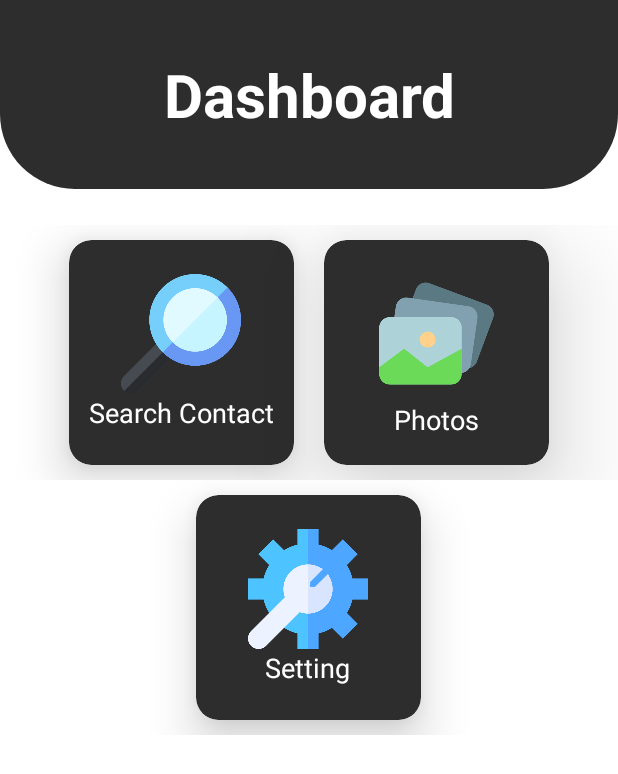
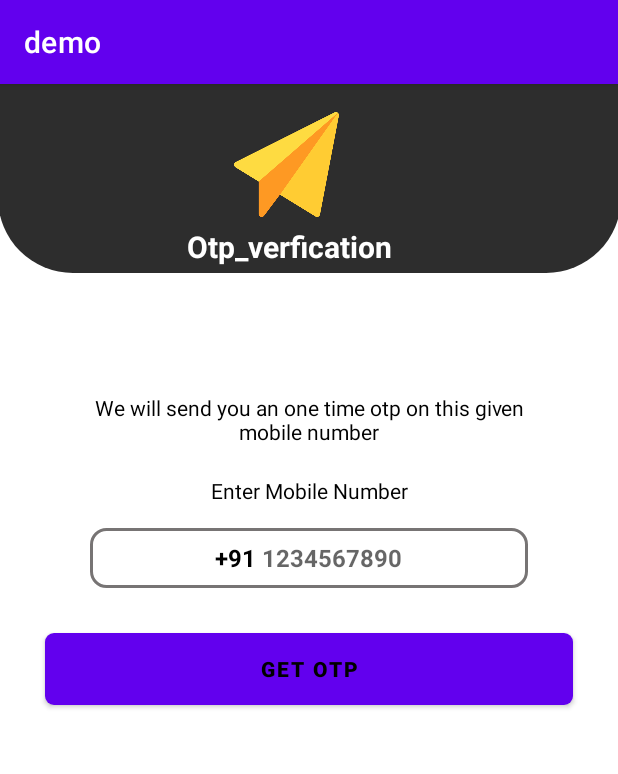
Before and after one commit to kuldeep4775/Baber-Samaj, an Android app: the screen it shows after launch (deshbord before the commit, enternum after it), on a phone screen of 412 x 824 dp. Shown: the top 774 px of the screen. Run offline under Robolectric (Android 15) with nearby library versions, the phone set to English and light mode, and no system bars; our stand-ins replace Firebase (no records; nobody signed in at launch, a user with empty details on screens opened directly).

Commit message:
Samaj App

```diff
--- a/app/build.gradle
+++ b/app/build.gradle
@@ -1,5 +1,6 @@
 plugins {
     id 'com.android.application'
+    id 'com.google.gms.google-services'
 }
 
 android {
@@ -33,6 +34,7 @@ dependencies {
     implementation 'androidx.appcompat:appcompat:1.3.1'
     implementation 'com.google.android.material:material:1.4.0'
     implementation 'androidx.constraintlayout:constraintlayout:2.0.4'
+    implementation 'com.google.firebase:firebase-auth:19.3.2'
     testImplementation 'junit:junit:4.+'
     androidTestImplementation 'androidx.test.ext:junit:1.1.3'
     androidTestImplementation 'androidx.test.espresso:espresso-core:3.4.0'
--- a/app/src/main/java/com/example/demo/MainActivity.java
+++ b/app/src/main/java/com/example/demo/MainActivity.java
@@ -43,21 +43,15 @@ public class MainActivity extends AppCompatActivity {
         img1.startAnimation(zoomi);
         img2.startAnimation(roteat);
 
-
-
-
-
         new Handler().postDelayed(new Runnable()
         {
             @Override
             public void run() {
-                Intent i = new Intent(MainActivity.this, deshbord.class);
+                Intent i = new Intent(MainActivity.this, enternum.class);
                 startActivity(i);
                 finish();
             }
         },SPLASH_TIME);
 
-
-
     }
 }
--- /dev/null
+++ b/app/src/main/java/com/example/demo/enternum.java
@@ -0,0 +1,86 @@
+package com.example.demo;
+
+import androidx.annotation.NonNull;
+import androidx.appcompat.app.AppCompatActivity;
+
+import android.content.Intent;
+import android.os.Bundle;
+import android.view.View;
+import android.widget.Button;
+import android.widget.EditText;
+import android.widget.ProgressBar;
+import android.widget.Toast;
+
+import com.google.firebase.FirebaseException;
+import com.google.firebase.auth.PhoneAuthCredential;
+import com.google.firebase.auth.PhoneAuthProvider;
+
+import java.util.concurrent.TimeUnit;
+
+public class enternum extends AppCompatActivity {
+
+    EditText enternumber;
+    Button getotpbytn;
+
+    @Override
+    protected void onCreate(Bundle savedInstanceState) {
+        super.onCreate(savedInstanceState);
+        setContentView(R.layout.activity_enternum);
+
+        enternumber = findViewById(R.id.input_mobile_number);
+        getotpbytn = findViewById(R.id.buttongetotp);
+
+        ProgressBar progressBar = findViewById(R.id.progressbar_sending_otp);
+
+
+        getotpbytn.setOnClickListener(new View.OnClickListener() {
+            @Override
+            public void onClick(View v) {
+                if (!enternumber.getText().toString().trim().isEmpty()) {
+                    if ((enternumber.getText().toString().trim()).length() == 10) {
+
+                        progressBar.setVisibility(View.VISIBLE);
+                        getotpbytn.setVisibility(View.VISIBLE);
+
+                        PhoneAuthProvider.getInstance().verifyPhoneNumber(
+                                "+91" + enternumber.getText().toString(),
+                                60,
+                                TimeUnit.SECONDS, enternum.this,
+                                new PhoneAuthProvider.OnVerificationStateChangedCallbacks() {
+                                    @Override
+                                    public void onVerificationCompleted(@NonNull PhoneAuthCredential phoneAuthCredential) {
+                                        progressBar.setVisibility(View.GONE);
+                                        getotpbytn.setVisibility(View.VISIBLE);
+                                    }
+
+                                    @Override
+                                    public void onVerificationFailed(@NonNull FirebaseException e) {
+                                        progressBar.setVisibility(View.GONE);
+                                        getotpbytn.setVisibility(View.VISIBLE);
+                                        Toast.makeText(enternum.this, e.getMessage(), Toast.LENGTH_LONG).show();
+                                    }
+
+                                    @Override
+                                    public void onCodeSent(@NonNull String backendotp, @NonNull PhoneAuthProvider.ForceResendingToken forceResendingToken) {
+                                        progressBar.setVisibility(View.GONE);
+                                        getotpbytn.setVisibility(View.VISIBLE);
+                                        Intent intent = new Intent(getApplicationContext(), otpcheck.class);
+                                        intent.putExtra("mobile", enternumber.getText().toString());
+                                        intent.putExtra("backendotp",backendotp);
+                                        startActivity(intent);
+                                    }
+                                }
+                        );
+
+                    } else {
+                        Toast.makeText(enternum.this, "Please enter contact number", Toast.LENGTH_LONG).show();
+                    }
+                } else {
+                    Toast.makeText(enternum.this, "Please enter number", Toast.LENGTH_LONG).show();
+
+                }
+            }
+        });
+
+    }
+}
--- /dev/null
+++ b/app/src/main/res/drawable-v24/backgroundbox.xml
@@ -0,0 +1,13 @@
+<?xml version="1.0" encoding="utf-8"?>
+<shape xmlns:android="http://schemas.android.com/apk/res/android"
+    android:shape="rectangle">
+
+
+    <stroke android:width="2dp"
+        android:color="@color/colortextsecond"/>
+
+    <corners
+        android:radius="10dp"/>
+
+
+</shape>
--- /dev/null
+++ b/app/src/main/res/drawable-v24/backgroundbutton.xml
@@ -0,0 +1,8 @@
+<?xml version="1.0" encoding="utf-8"?>
+<shape xmlns:android="http://schemas.android.com/apk/res/android"
+    android:shape="rectangle">
+
+    <solid android:color="#2d2d2d"/>
+    <corners android:radius="6dp"/>
+
+</shape>
--- /dev/null
+++ b/app/src/main/res/layout/activity_enternum.xml
@@ -0,0 +1,133 @@
+<?xml version="1.0" encoding="utf-8"?>
+<ScrollView xmlns:android="http://schemas.android.com/apk/res/android"
+    xmlns:app="http://schemas.android.com/apk/res-auto"
+    xmlns:tools="http://schemas.android.com/tools"
+    android:layout_width="match_parent"
+    android:layout_height="match_parent"
+    android:overScrollMode="never"
+    android:scrollbars="none"
+    tools:context=".enternum">
+
+    // top one section
+
+
+
+
+    <LinearLayout
+        android:layout_width="match_parent"
+        android:layout_height="match_parent"
+        android:gravity="center_horizontal"
+        android:orientation="vertical">
+
+        <RelativeLayout
+            android:layout_width="415dp"
+            android:layout_height="20mm"
+            android:background="@drawable/backgroundtop">
+
+            <ImageView
+                android:id="@+id/image_sendotp"
+                android:layout_width="70dp"
+                android:layout_height="70dp"
+                android:layout_marginLeft="25mm"
+                android:layout_marginTop="3mm"
+                android:src="@drawable/sendmail"
+                />
+
+            <TextView
+                android:layout_width="wrap_content"
+                android:layout_height="wrap_content"
+                android:text="Otp_verfication"
+                android:textColor="@color/white"
+                android:layout_marginLeft="20mm"
+                android:layout_marginTop="15mm"
+                android:textSize="20sp"
+                android:textStyle="bold" />
+
+        </RelativeLayout>
+
+        <TextView
+            android:layout_width="match_parent"
+            android:layout_height="wrap_content"
+            android:layout_marginStart="50dp"
+            android:layout_marginLeft="50dp"
+            android:layout_marginTop="80dp"
+            android:layout_marginEnd="50dp"
+            android:gravity="center"
+            android:text="We will send you an one time otp on this given mobile number"
+            android:textColor="@color/black"
+            android:textSize="14sp" />
+
+        <TextView
+            android:layout_width="match_parent"
+            android:layout_height="wrap_content"
+            android:layout_marginStart="30dp"
+            android:layout_marginLeft="30dp"
+            android:layout_marginTop="20dp"
+            android:layout_marginEnd="30dp"
+            android:layout_marginBottom="15dp"
+            android:layout_marginRight="30dp"
+            android:gravity="center"
+            android:text="Enter Mobile Number"
+            android:textColor="@color/black"
+            android:textSize="14sp" />
+
+        <LinearLayout
+            android:layout_width="match_parent"
+            android:layout_height="wrap_content"
+            android:layout_marginStart="60dp"
+            android:layout_marginEnd="60dp"
+            android:gravity="center"
+            android:background="@drawable/backgroundbox"
+            android:orientation="horizontal">
+
+            <TextView
+                android:layout_width="wrap_content"
+                android:layout_height="40dp"
+                android:gravity="center"
+                android:text="+91 "
+                android:textColor="@color/colortextfirst"
+                android:textSize="16sp"
+                android:textStyle="bold" />
+
+            <EditText
+                android:id="@+id/input_mobile_number"
+                android:layout_width="wrap_content"
+                android:layout_height="40dp"
+                android:background="@null"
+                android:hint="1234567890"
+                android:imeOptions="actionDone"
+                android:importantForAutofill="no"
+                android:inputType="number"
+                android:textColor="@color/colortextfirst"
+                android:textSize="16sp"
+                android:textStyle="bold" />
+
+
+        </LinearLayout>
+
+        <FrameLayout
+            android:layout_width="match_parent"
+            android:layout_height="wrap_content">
+
+
+            <Button
+                android:id="@+id/buttongetotp"
+                android:layout_width="match_parent"
+                android:layout_height="wrap_content"
+                android:text="Get Otp"
+                android:layout_margin="30dp"
+                android:textColor="@color/colortextfirst"
+                android:textStyle="bold"
+                android:background="@drawable/backgroundbutton"/>
+
+
+            <ProgressBar
+                android:id="@+id/progressbar_sending_otp"
+                android:layout_width="35dp"
+                android:layout_height="35dp"
+                android:layout_gravity="center"
+                android:visibility="gone"/>
+
+        </FrameLayout>
+    </LinearLayout>
+</ScrollView>
--- a/app/src/main/res/values/colors.xml
+++ b/app/src/main/res/values/colors.xml
@@ -6,5 +6,7 @@
     <color name="teal_200">#FF03DAC5</color>
     <color name="teal_700">#FF018786</color>
     <color name="black">#FF000000</color>
+    <color name="colortextfirst">#FF000000</color>
+    <color name="colortextsecond">#777474</color>
     <color name="white">#FFFFFFFF</color>
 </resources>
--- a/build.gradle
+++ b/build.gradle
@@ -6,6 +6,7 @@ buildscript {
     }
     dependencies {
         classpath "com.android.tools.build:gradle:4.1.2"
+        classpath 'com.google.gms:google-services:4.3.10'
 
         // NOTE: Do not place your application dependencies here; they belong
         // in the individual module build.gradle files
```
Also changed, not shown: app/src/main/AndroidManifest.xml (+7 -1 lines), app/src/main/java/com/example/demo/otpcheck.java (added, +239 -0 lines), app/src/main/res/layout/activity_otpcheck.xml (added, +228 -0 lines), app/src/main/res/drawable-v24/reciveed.png (added), app/src/main/res/drawable-v24/sendmail.png (added).
